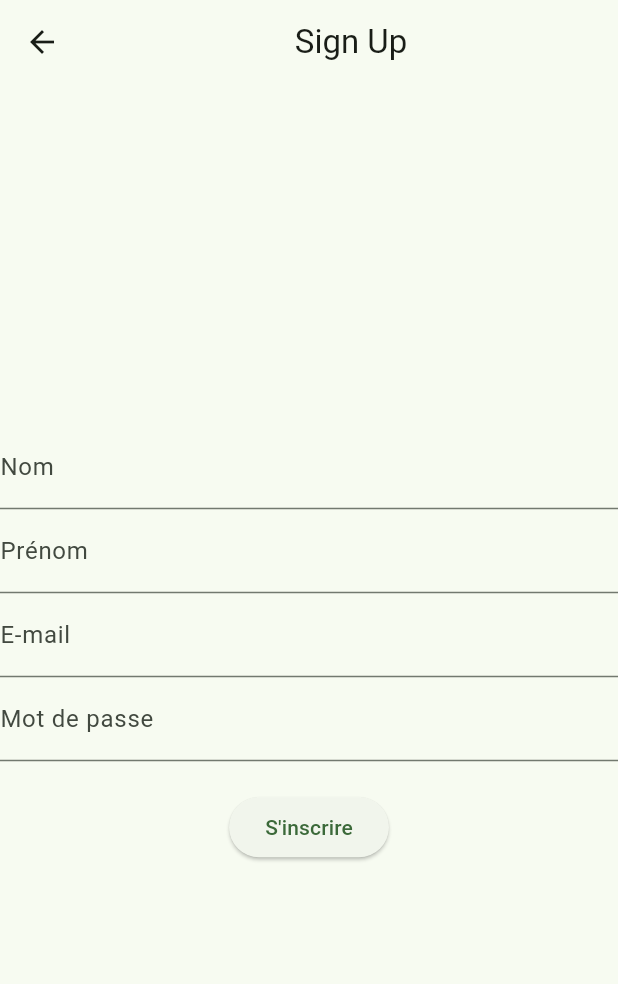
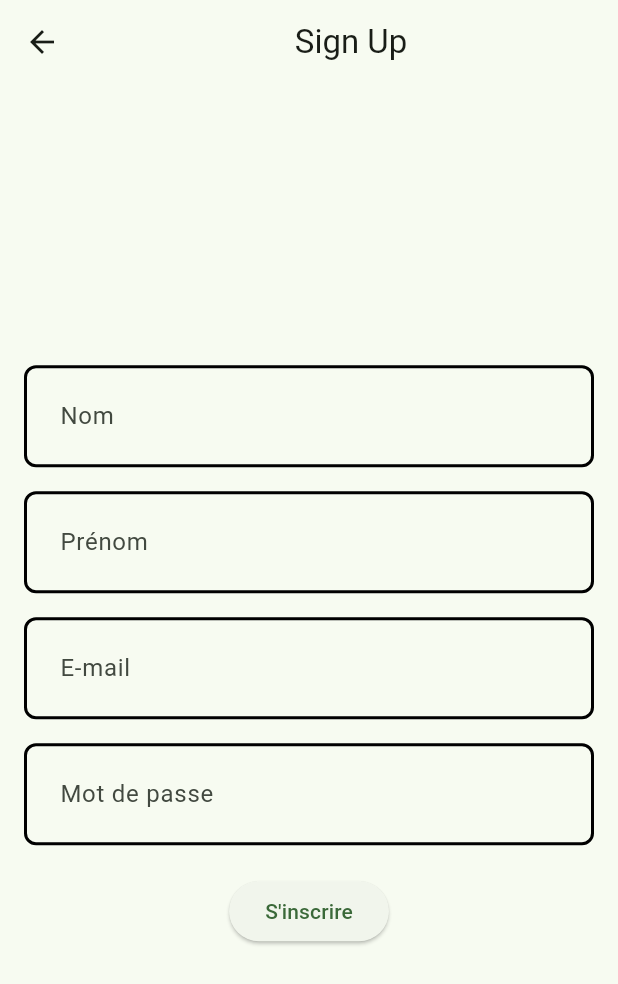
Before and after one commit to Fafary/MMM-Project, a Flutter app: the SignupScreen screen opened directly, on a phone screen of 412 x 824 dp. Shown: the top 984 px of the screen. Run offline on Flutter 3.47's test engine with Material 3 defaults, Android fonts, the phone set to English and light mode, and no system bars; our stand-ins replace carousel_slider, cloud_firestore, datetime_picker_formfield, firebase_auth, firebase_core, firebase_messaging and 6 more; accounts and stored records are empty.

Commit message:
amelioration visuel signup screen et correction de francais

```diff
--- a/lib/authentification/signup_screen.dart
+++ b/lib/authentification/signup_screen.dart
@@ -2,6 +2,8 @@ import 'package:cloud_firestore/cloud_firestore.dart';
 import 'package:firebase_auth/firebase_auth.dart';
 import 'package:firebase_messaging/firebase_messaging.dart';
 import 'package:flutter/material.dart';
+import 'package:flutter_form_builder/flutter_form_builder.dart';
+import 'package:form_builder_validators/form_builder_validators.dart';
 
 import '../model/database.dart';
 import '../model/user_model.dart';
@@ -42,22 +44,62 @@ class SignupScreenState extends State<SignupScreen> {
           child: Column(
             mainAxisAlignment: MainAxisAlignment.center,
             children: [
-              TextField(
+              CustomTextFieldWidget(
+                labelText: 'Nom',
+                hintText: 'Entrez un nom',
+                errorText: 'Ce champ est obligatoire',
                 controller: nomController,
-                decoration: const InputDecoration(labelText: 'Nom'),
               ),
-              TextField(
+              CustomTextFieldWidget(
+                labelText: 'Prénom',
+                hintText: 'Entrez un prénom',
+                errorText: 'Ce champ est obligatoire',
                 controller: prenomController,
-                decoration: const InputDecoration(labelText: 'Prénom'),
               ),
-              TextField(
+              CustomTextFieldWidget(
+                labelText: 'E-mail',
+                hintText: 'Entrez un e-mail',
+                errorText: 'Ce champ est obligatoire',
                 controller: emailController,
-                decoration: const InputDecoration(labelText: 'E-mail'),
               ),
-              TextField(
-                controller: passwordController,
-                decoration: const InputDecoration(labelText: 'Mot de passe'),
-                obscureText: true,
+              Padding(
+                padding: const EdgeInsets.fromLTRB(16, 16, 16, 0),
+                child: FormBuilderTextField(
+                  name: 'Mot de passe',
+                  validator: FormBuilderValidators.required(errorText: 'Ce champ est obligatoire'),
+                  controller: passwordController,
+                  obscureText: true,
+                  decoration: InputDecoration(
+                    labelText: 'Mot de passe',
+                    hintText: 'Entrez un mot de passe',
+                    hintStyle: const TextStyle(
+                      fontFamily: 'Roboto',
+                      color: Colors.grey,
+                      fontSize: 14,
+                    ),
+                    enabledBorder: OutlineInputBorder(
+                      borderSide: const BorderSide(
+                        color: Colors.black,
+                        width: 2,
+                      ),
+                      borderRadius: BorderRadius.circular(8),
+                    ),
+                    focusedBorder: OutlineInputBorder(
+                      borderSide: const BorderSide(
+                        color: Colors.lightGreen,
+                        width: 2,
+                      ),
+                      borderRadius: BorderRadius.circular(8),
+                    ),
+                    contentPadding: const EdgeInsets.fromLTRB(20, 32, 20, 12),
+                  ),
+                  style: const TextStyle(
+                    fontFamily: 'Roboto',
+                    color: Colors.black,
+                    fontSize: 16,
+                    fontWeight: FontWeight.normal,
+                  ),
+                ),
               ),
               const SizedBox(height: 20),
               ElevatedButton(
@@ -113,3 +155,61 @@ class SignupScreenState extends State<SignupScreen> {
     );
   }
 }
+
+class CustomTextFieldWidget extends StatelessWidget {
+  final String labelText;
+  final String hintText;
+  final String errorText;
+  final TextEditingController controller;
+
+  const CustomTextFieldWidget({
+    Key? key,
+    required this.labelText,
+    required this.hintText,
+    required this.errorText,
+    required this.controller,
+  }) : super(key: key);
+
+  @override
+  Widget build(BuildContext context) {
+    return Padding(
+      padding: const EdgeInsets.fromLTRB(16, 16, 16, 0),
+      child: FormBuilderTextField(
+        name: labelText,
+        validator: FormBuilderValidators.required(errorText: errorText),
+        controller: controller,
+        obscureText: false,
+        decoration: InputDecoration(
+          labelText: labelText,
+          hintText: hintText,
+          hintStyle: const TextStyle(
+            fontFamily: 'Roboto',
+            color: Colors.grey,
+            fontSize: 14,
+          ),
+          enabledBorder: OutlineInputBorder(
+            borderSide: const BorderSide(
+              color: Colors.black,
+              width: 2,
+            ),
+            borderRadius: BorderRadius.circular(8),
+          ),
+          focusedBorder: OutlineInputBorder(
+            borderSide: const BorderSide(
+              color: Colors.lightGreen,
+              width: 2,
+            ),
+            borderRadius: BorderRadius.circular(8),
+          ),
+          contentPadding: const EdgeInsets.fromLTRB(20, 32, 20, 12),
+        ),
+        style: const TextStyle(
+          fontFamily: 'Roboto',
+          color: Colors.black,
+          fontSize: 16,
+          fontWeight: FontWeight.normal,
+        ),
+      ),
+    );
+  }
+}
--- a/lib/dir_campagne/creation_campagne.dart
+++ b/lib/dir_campagne/creation_campagne.dart
@@ -98,7 +98,7 @@ class CampagneCreationState extends State<CampagneCreation> {
                       obscureText: false,
                       decoration: InputDecoration(
                         labelText: 'Titre',
-                        hintText: 'Enter campaign title',
+                        hintText: 'Entez un titre de campagne',
                         hintStyle: const TextStyle(
                           fontFamily: 'Roboto',
                           color: Colors.grey,
@@ -136,7 +136,7 @@ class CampagneCreationState extends State<CampagneCreation> {
                         focusNode: textFieldFocusNode2,
                         obscureText: false,
                         decoration: InputDecoration(
-                          hintText: 'Entrer une description...',
+                          hintText: 'Entrez une description...',
                           hintStyle: const TextStyle(
                             fontFamily: 'Roboto',
                             color: Colors.grey,
@@ -203,7 +203,7 @@ class CampagneCreationState extends State<CampagneCreation> {
                         obscureText: false,
                         decoration: InputDecoration(
                           labelText: 'Territoire',
-                          hintText: 'Entrer un territoire (commune ou liste de communes)',
+                          hintText: 'Entrez un territoire (commune ou liste de communes)',
                           hintStyle: const TextStyle(
                             fontFamily: 'Roboto',
                             color: Colors.grey,
@@ -242,7 +242,7 @@ class CampagneCreationState extends State<CampagneCreation> {
                         validator: FormBuilderValidators.required(errorText: 'Ce champ est obligatoire'),
                         decoration: InputDecoration(
                           labelText: ' Groupes Taxonomic',
-                          hintText: 'Entrer des groupes taxonomic à identifier',
+                          hintText: 'Entrez des groupes taxonomic à identifier',
                           hintStyle: const TextStyle(
                             fontFamily: 'Roboto',
                             color: Colors.grey,
```
